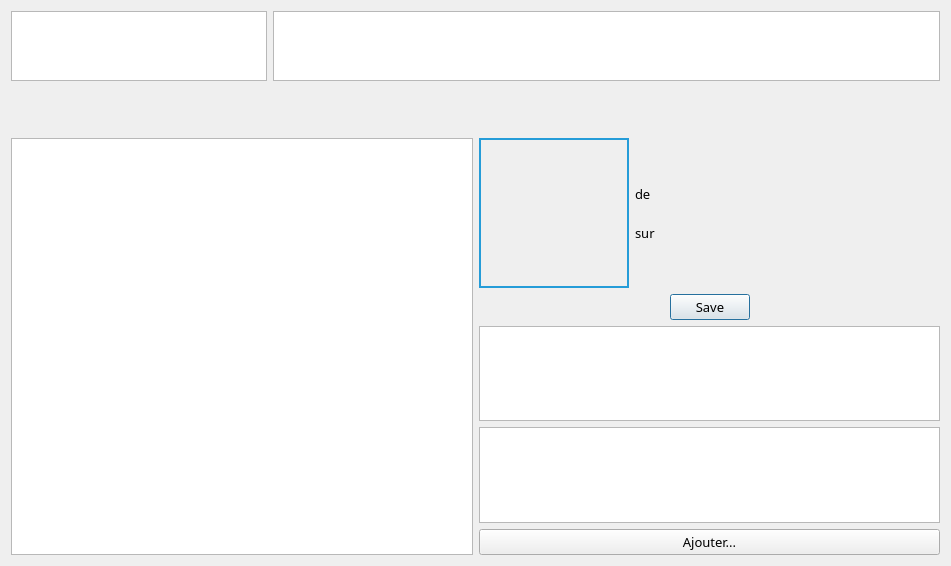
toopoormaghell/projet-musique, file projet-musique/core/ongletmp3.ui: the form before one commit.
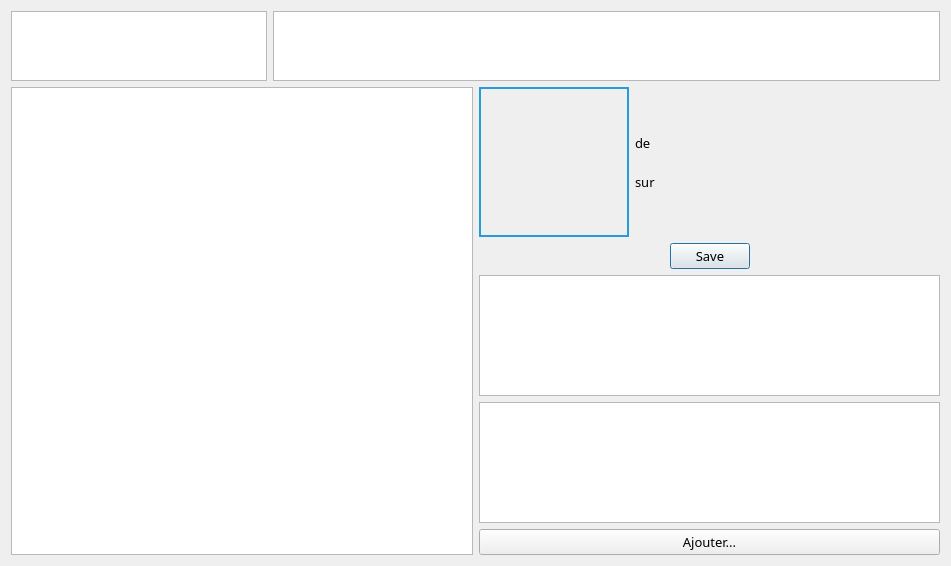
The form after the commit. Custom widgets are drawn as their Qt base class.

Commit message:
Enlèvement du lecteur puisque Nico en fait un propre.
Refonte de l'onglet Mp3 tout en gardant le même affichage. Les views
n'existent plus , ce n'est que du widget et j'ai un peu changé les
méthodes pour récupérer les choix de l'utilisateur.

Patch:
```diff
--- a/projet-musique/core/ongletmp3.ui
+++ b/projet-musique/core/ongletmp3.ui
@@ -101,20 +101,10 @@
      </item>
     </layout>
    </item>
-   <item>
-    <widget class="Lecteur" name="widget" native="true">
-     <property name="minimumSize">
-      <size>
-       <width>0</width>
-       <height>45</height>
-      </size>
-     </property>
-    </widget>
-   </item>
    <item>
     <layout class="QHBoxLayout" name="horizontalLayout_4">
      <item>
-      <widget class="QTableView" name="AlbumsTitres">
+      <widget class="QTableWidget" name="AlbumsTitres">
        <property name="baseSize">
         <size>
          <width>0</width>
@@ -142,13 +132,19 @@
        <property name="cornerButtonEnabled">
         <bool>false</bool>
        </property>
+       <property name="rowCount">
+        <number>0</number>
+       </property>
        <attribute name="horizontalHeaderVisible">
         <bool>false</bool>
        </attribute>
        <attribute name="horizontalHeaderDefaultSectionSize">
-        <number>175</number>
+        <number>250</number>
        </attribute>
-       <attribute name="horizontalHeaderHighlightSections">
+       <attribute name="horizontalHeaderMinimumSectionSize">
+        <number>100</number>
+       </attribute>
+       <attribute name="horizontalHeaderShowSortIndicator" stdset="0">
         <bool>false</bool>
        </attribute>
        <attribute name="horizontalHeaderStretchLastSection">
@@ -161,16 +157,13 @@
         <bool>false</bool>
        </attribute>
        <attribute name="verticalHeaderDefaultSectionSize">
-        <number>25</number>
+        <number>30</number>
        </attribute>
        <attribute name="verticalHeaderHighlightSections">
         <bool>false</bool>
        </attribute>
        <attribute name="verticalHeaderMinimumSectionSize">
-        <number>30</number>
-       </attribute>
-       <attribute name="verticalHeaderShowSortIndicator" stdset="0">
-        <bool>true</bool>
+        <number>23</number>
        </attribute>
       </widget>
      </item>
@@ -396,14 +389,6 @@
    </item>
   </layout>
  </widget>
- <customwidgets>
-  <customwidget>
-   <class>Lecteur</class>
-   <extends>QWidget</extends>
-   <header>lecteur.h</header>
-   <container>1</container>
-  </customwidget>
- </customwidgets>
  <resources/>
  <connections/>
 </ui>
```
Left out of the diff: 7 changed lines with no effect on the pictures. The commit also changes 11 other files.
